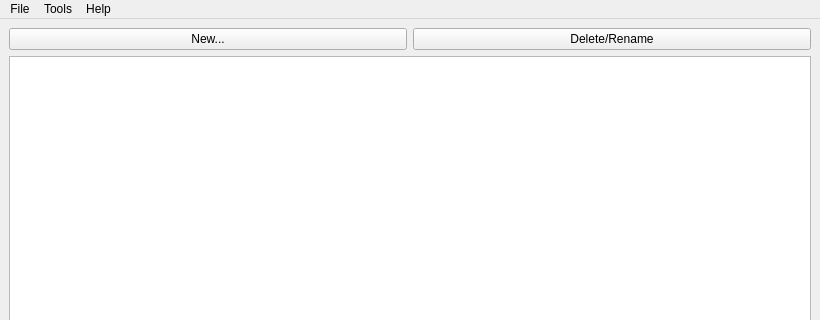
Before: the Qt Designer form mainwindow.ui in Muha0644/kadaif, drawn with Qt 5; both pictures show x 0 to 820 and y 0 to 320 of the 820 by 600 pixel window.
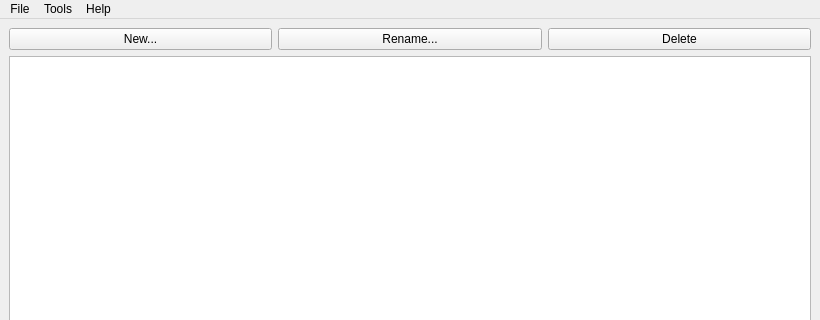
After: the same form once the commit is applied.

Commit message: new, rename, and delete buttons. Still buggy...

```diff
--- a/mainwindow.ui
+++ b/mainwindow.ui
@@ -85,10 +85,17 @@
             </property>
            </widget>
           </item>
+          <item>
+           <widget class="QPushButton" name="renameButt">
+            <property name="text">
+             <string>Rename...</string>
+            </property>
+           </widget>
+          </item>
           <item>
            <widget class="QPushButton" name="rmButt">
             <property name="text">
-             <string>Delete/Rename</string>
+             <string>Delete</string>
             </property>
            </widget>
           </item>
```
The commit also changes 3 other files.
